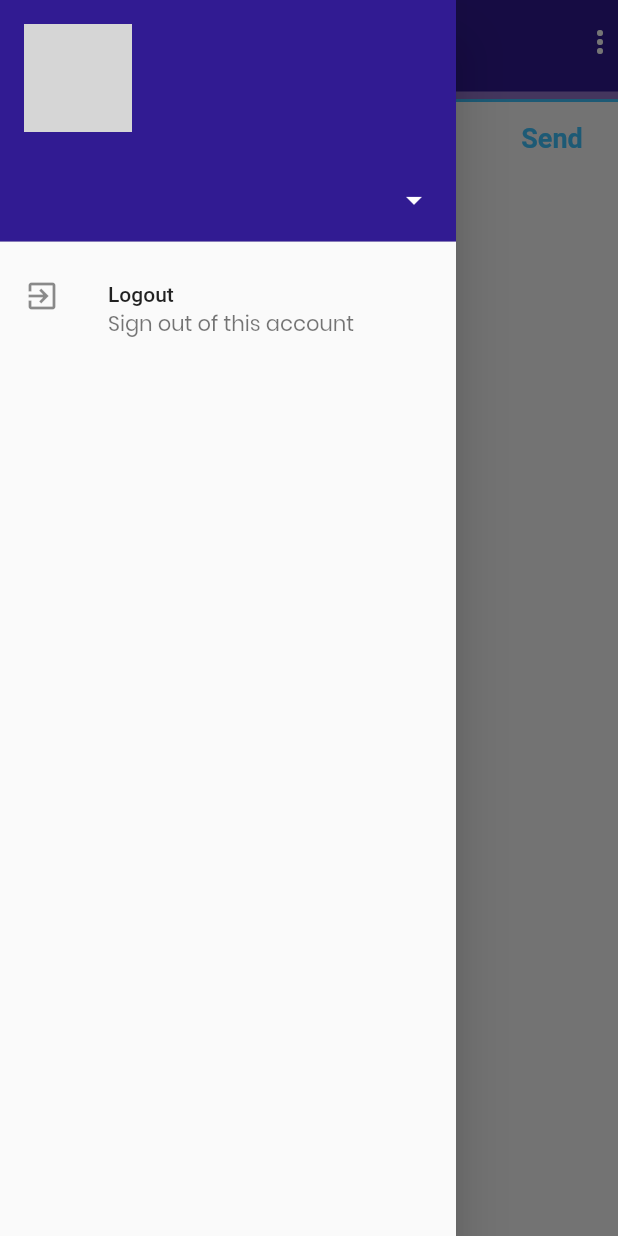
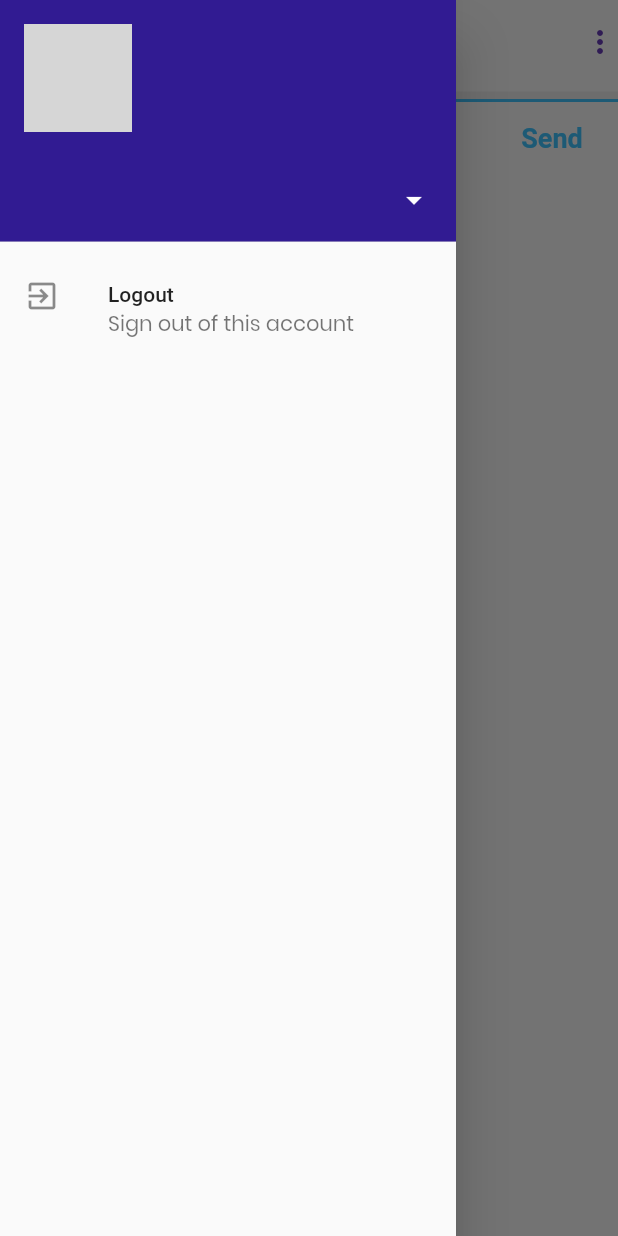
Before and after one commit to javarefactor/chatting-app-flutter, a Flutter app: the ChatterScreen screen opened by its route, with the side drawer open, on a phone screen of 412 x 824 dp. Run offline on Flutter 3.47's test engine with Material 2 defaults, Android fonts, the phone set to English and light mode, and no system bars; our stand-ins replace animated_text_kit, cloud_firestore, firebase_auth, modal_progress_hud; missing offline and left inert: edge_alert; accounts and stored records are empty; network calls fail; grey boxes are pictures that could not be loaded.

```diff
--- a/lib/pages/chatterScreen.dart
+++ b/lib/pages/chatterScreen.dart
@@ -1,6 +1,6 @@
 import 'package:firebase_auth/firebase_auth.dart';
 import 'package:flutter/material.dart';
-
+import 'package:cloud_firestore/cloud_firestore.dart';
 import '../constants.dart';
 
 class ChatterScreen extends StatefulWidget {
@@ -11,8 +11,10 @@ class ChatterScreen extends StatefulWidget {
 class _ChatterScreenState extends State<ChatterScreen> {
   String username = 'User';
   String email = 'user@example.com';
+  String messageText;
+  final _auth = FirebaseAuth.instance;
+  final _firestore = Firestore.instance;
 
-  final _auth = FirebaseAuth.instance;
   FirebaseUser loggedInUser;
   void getCurrentUser() async {
     try {
@@ -28,30 +30,40 @@ class _ChatterScreenState extends State<ChatterScreen> {
       print(e);
     }
   }
+  void getMessages()async{
+    final messages=await _firestore.collection('messages').getDocuments();
+    for(var message in messages.documents){
+      print(message.data);
+    }
+  }
+
+
+
 
   @override
   void initState() {
     super.initState();
     getCurrentUser();
+    getMessages();
   }
 
   @override
   Widget build(BuildContext context) {
-    return SafeArea(
-      child: Scaffold(
+    return Scaffold(
       appBar: AppBar(
+        iconTheme: IconThemeData(color: Colors.deepPurple),
         elevation: 0,
         bottom: PreferredSize(
           preferredSize: Size(25, 10),
           child: Container(
             decoration: BoxDecoration(
-                color: Colors.deepPurple[300],
+              color: Colors.grey[200],
               // borderRadius: BorderRadius.circular(20)
             ),
             constraints: BoxConstraints.expand(height: 5),
           ),
         ),
-          backgroundColor: Colors.deepPurple[900],
+        backgroundColor: Colors.white10,
         // leading: Padding(
         //   padding: const EdgeInsets.all(12.0),
         //   child: CircleAvatar(backgroundImage: NetworkImage('https://cdn.clipart.email/93ce84c4f719bd9a234fb92ab331bec4_frisco-specialty-clinic-vail-health_480-480.png'),),
@@ -63,10 +75,16 @@ class _ChatterScreenState extends State<ChatterScreen> {
               children: <Widget>[
                 Text(
                   'Chatter',
-                    style: TextStyle(fontFamily: 'Poppins', fontSize: 16),
+                  style: TextStyle(
+                      fontFamily: 'Poppins',
+                      fontSize: 16,
+                      color: Colors.deepPurple),
                 ),
                 Text('by ishandeveloper',
-                      style: TextStyle(fontFamily: 'Poppins', fontSize: 8))
+                    style: TextStyle(
+                        fontFamily: 'Poppins',
+                        fontSize: 8,
+                        color: Colors.deepPurple))
               ],
             ),
           ],
@@ -96,7 +114,7 @@ class _ChatterScreenState extends State<ChatterScreen> {
               leading: Icon(Icons.exit_to_app),
               title: Text("Logout"),
               subtitle: Text("Sign out of this account"),
-                onTap: () async{
+              onTap: () async {
                 await _auth.signOut();
                 Navigator.pushReplacementNamed(context, '/');
               },
@@ -116,14 +134,18 @@ class _ChatterScreenState extends State<ChatterScreen> {
                 Expanded(
                   child: TextField(
                     onChanged: (value) {
-                        //Do something with the user input.
+                      messageText = value;
                     },
                     decoration: kMessageTextFieldDecoration,
                   ),
                 ),
                 FlatButton(
                   onPressed: () {
-                      //Implement send functionality.
+                    _firestore.collection('messages').add({
+                      'sender': username,
+                      'text': messageText,
+                      'senderemail': email
+                    });
                   },
                   child: Text(
                     'Send',
@@ -135,7 +157,6 @@ class _ChatterScreenState extends State<ChatterScreen> {
           ),
         ],
       ),
-      ),
     );
   }
 }
```
Lines whose indentation alone changed are shown as unchanged.
